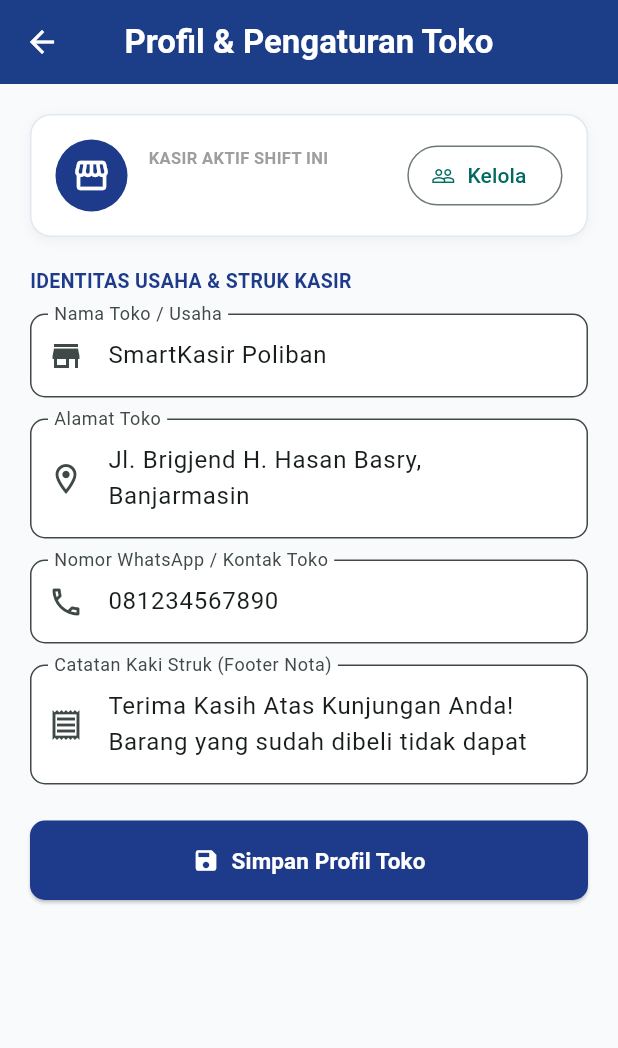
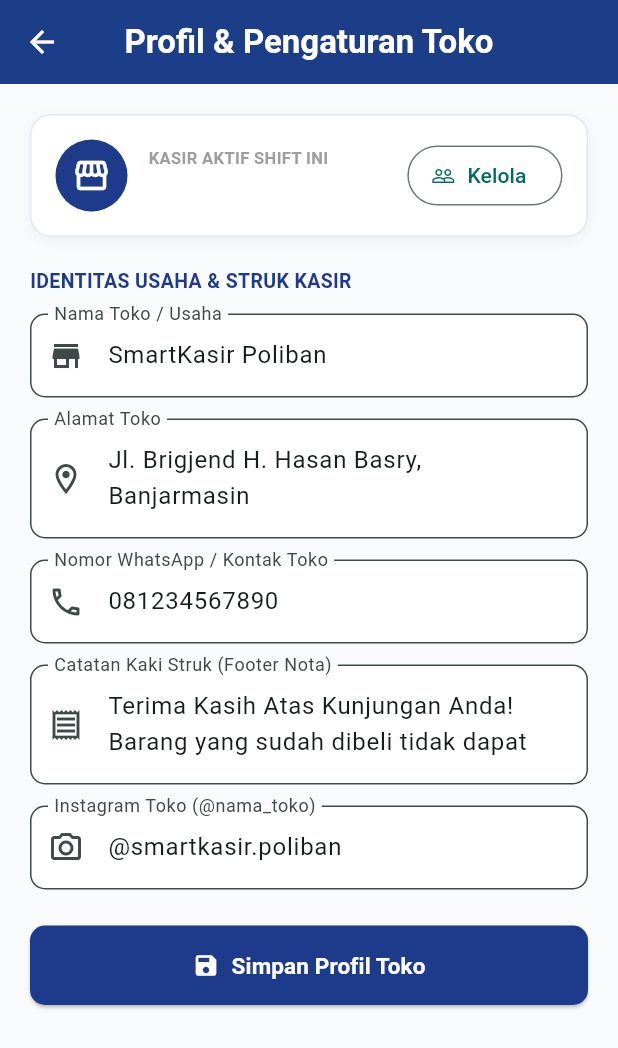
Before and after one commit to abizargifari/smartkasir_app-e030424001-abizargifari, a Flutter app: the ProfilTokoPage screen opened directly, on a phone screen of 412 x 824 dp. Shown: the top 1048 px of the screen. Run offline on Flutter 3.47's test engine with Material 3 defaults, Android fonts, the phone set to English and light mode, and no system bars; our stand-ins replace shared_preferences, sqflite, sqflite_common_ffi, sqflite_common_ffi_web; accounts and stored records are empty.

Commit message:
feat(tweak): penyelesaian 3 tantangan live tweak praktikum m12
Menyelesaikan 3 tantangan modifikasi mandiri (Live Tweak):
- Tantangan 1 (lib/pages/form_karyawan_page.dart & lib/pages/kelola_karyawan_page.dart): Menambahkan peran 'Supervisor' dengan badge ungu
- Tantangan 2 (lib/pages/form_karyawan_page.dart): Validasi ketat PIN kasir tepat 6 digit angka
- Tantangan 3 (lib/pages/profil_toko_page.dart): Bidang media sosial Instagram toko tersimpan di SharedPreferences ('ig_toko')

```diff
--- a/lib/pages/kelola_karyawan_page.dart
+++ b/lib/pages/kelola_karyawan_page.dart
@@ -123,6 +123,9 @@ class _KelolaKaryawanPageState extends State<KelolaKaryawanPage> {
     } else if (peran == 'Admin') {
       bg = Colors.blue.shade100;
       fg = Colors.blue.shade900;
+    } else if (peran == 'Supervisor') {
+      bg = Colors.purple.shade100;
+      fg = Colors.purple.shade900;
     } else {
       bg = Colors.green.shade100;
       fg = Colors.green.shade900;
--- a/lib/pages/profil_toko_page.dart
+++ b/lib/pages/profil_toko_page.dart
@@ -18,6 +18,7 @@ class _ProfilTokoPageState extends State<ProfilTokoPage> {
   final _alamatController = TextEditingController();
   final _noWaController = TextEditingController();
   final _footerController = TextEditingController();
+  final _igController = TextEditingController();
 
   // Status visual tombol simpan
   bool _sedangMenyimpan = false;
@@ -37,6 +38,7 @@ class _ProfilTokoPageState extends State<ProfilTokoPage> {
     _alamatController.dispose();
     _noWaController.dispose();
     _footerController.dispose();
+    _igController.dispose();
     super.dispose();
   }
 
@@ -49,6 +51,7 @@ class _ProfilTokoPageState extends State<ProfilTokoPage> {
       _noWaController.text = prefs.getString('no_wa') ?? '081234567890';
       _footerController.text = prefs.getString('footer_struk') ??
           'Terima Kasih Atas Kunjungan Anda! Barang yang sudah dibeli tidak dapat ditukar.';
+      _igController.text = prefs.getString('ig_toko') ?? '@smartkasir.poliban';
       _activeCashierName = prefs.getString('active_cashier_name') ?? 'Belum Ditentukan';
     });
   }
@@ -61,6 +64,7 @@ class _ProfilTokoPageState extends State<ProfilTokoPage> {
     await prefs.setString('alamat_toko', _alamatController.text.trim());
     await prefs.setString('no_wa', _noWaController.text.trim());
     await prefs.setString('footer_struk', _footerController.text.trim());
+    await prefs.setString('ig_toko', _igController.text.trim());
     setState(() => _sedangMenyimpan = false);
 
     if (!mounted) return;
@@ -200,6 +204,19 @@ class _ProfilTokoPageState extends State<ProfilTokoPage> {
                 fillColor: Colors.white,
               ),
             ),
+            const SizedBox(height: 14),
+            // 5. MEDIA SOSIAL / INSTAGRAM TOKO (LIVE TWEAK TANTANGAN 3)
+            TextFormField(
+              controller: _igController,
+              decoration: InputDecoration(
+                labelText: 'Instagram Toko (@nama_toko)',
+                hintText: 'Contoh: @smartkasir.poliban',
+                prefixIcon: const Icon(Icons.camera_alt_outlined),
+                border: OutlineInputBorder(borderRadius: BorderRadius.circular(10)),
+                filled: true,
+                fillColor: Colors.white,
+              ),
+            ),
             const SizedBox(height: 24),
             // TOMBOL SIMPAN PENGATURAN
             ElevatedButton.icon(
```
Also changed, not shown: lib/pages/form_karyawan_page.dart (+7 -7 lines).
